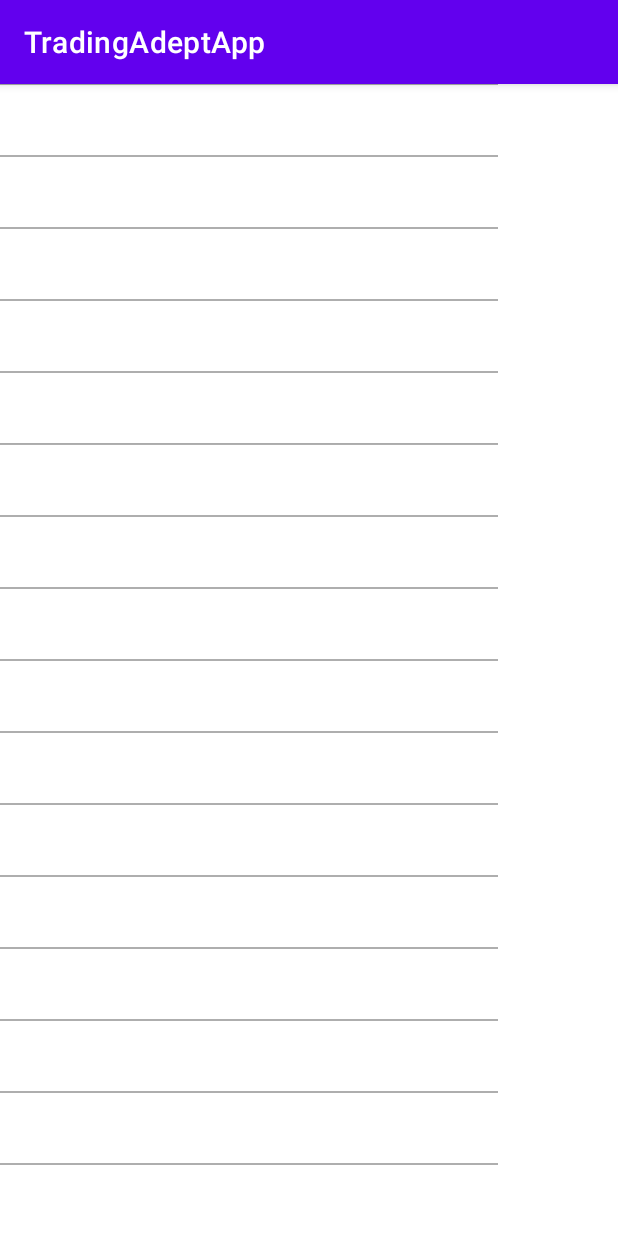
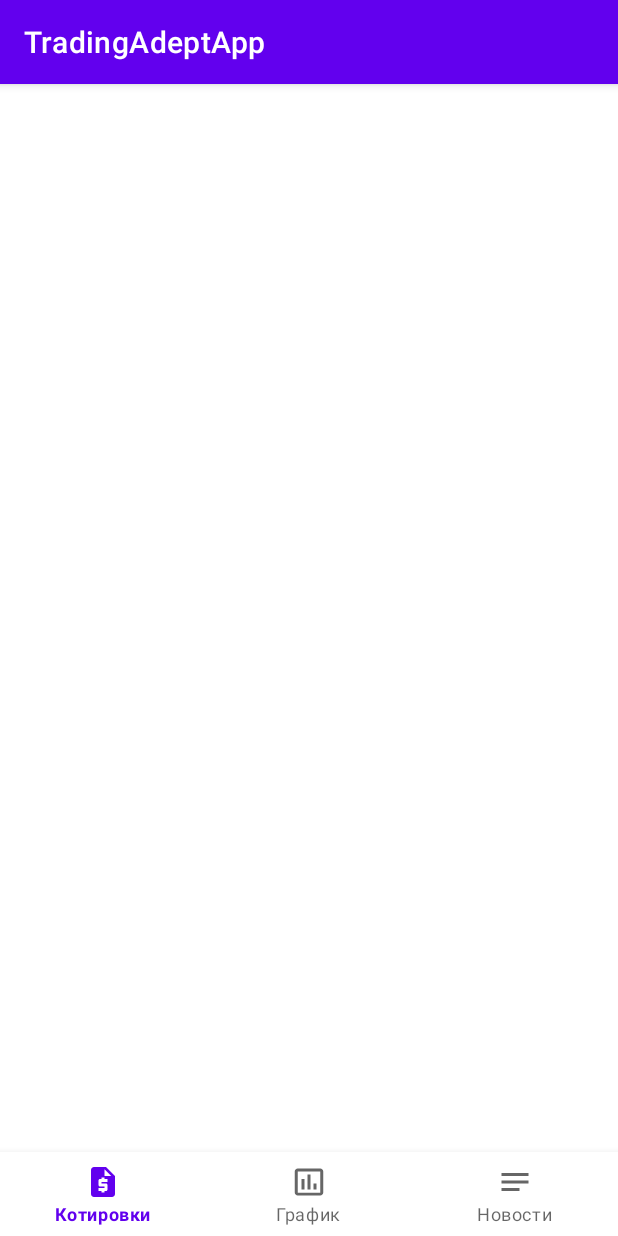
Before and after one commit to alexeyminay/TraidingAdeptApp, an Android app: the screen it shows after launch (MainActivity), on a phone screen of 412 x 824 dp. Run offline under Robolectric (Android 15) with nearby library versions, the phone set to English and light mode, and no system bars.

Commit message:
Добавил меню навигации

```diff
--- a/app/build.gradle
+++ b/app/build.gradle
@@ -37,6 +37,11 @@ android {
 
 dependencies {
     implementation project(":core_ui")
+    implementation project(":core_utils")
+    implementation project(":feature_menu_impl")
+    implementation project(":feature_onboarding_impl")
+    implementation project(":feature_quotes_chart_api")
+    implementation project(":feature_quotes_chart_impl")
 
     testImplementation 'junit:junit:4.13.2'
     androidTestImplementation 'androidx.test.ext:junit:1.1.3'
--- a/app/src/main/java/com/alexey/minay/tradingadeptapp/MainActivity.kt
+++ b/app/src/main/java/com/alexey/minay/tradingadeptapp/MainActivity.kt
@@ -3,10 +3,8 @@ package com.alexey.minay.tradingadeptapp
 import android.os.Bundle
 import androidx.activity.viewModels
 import androidx.appcompat.app.AppCompatActivity
-import androidx.lifecycle.flowWithLifecycle
-import androidx.lifecycle.lifecycleScope
-import kotlinx.coroutines.flow.launchIn
-import kotlinx.coroutines.flow.onEach
+import androidx.fragment.app.commit
+import com.alexey.minay.feature_menu_impl.MenuFragment
 
 class MainActivity : AppCompatActivity() {
 
@@ -15,13 +13,16 @@ class MainActivity : AppCompatActivity() {
     override fun onCreate(savedInstanceState: Bundle?) {
         super.onCreate(savedInstanceState)
         setContentView(R.layout.activity_main)
-        mViewModel.fetch()
-        subscribeToViewModel()
+//        mViewModel.fetch()
+//        subscribeToViewModel()
+        supportFragmentManager.commit {
+            add(R.id.fragmentContainer, MenuFragment.newInstance(), null)
+        }
     }
 
-    private fun subscribeToViewModel() {
-        mViewModel.state.flowWithLifecycle(lifecycle)
-            .onEach { findViewById<QuotesChartView>(R.id.chart).setValue(quotes = it.quotes) }
-            .launchIn(lifecycleScope)
-    }
+//    private fun subscribeToViewModel() {
+//        mViewModel.state.flowWithLifecycle(lifecycle)
+//            .onEach { /*findViewById<QuotesChartView>(R.id.chart).setValue(quotes = it.quotes)*/ }
+//            .launchIn(lifecycleScope)
+//    }
 }
--- a/app/src/main/res/layout/activity_main.xml
+++ b/app/src/main/res/layout/activity_main.xml
@@ -1,18 +1,22 @@
 <?xml version="1.0" encoding="utf-8"?>
 <androidx.constraintlayout.widget.ConstraintLayout xmlns:android="http://schemas.android.com/apk/res/android"
-    xmlns:app="http://schemas.android.com/apk/res-auto"
     xmlns:tools="http://schemas.android.com/tools"
     android:layout_width="match_parent"
     android:layout_height="match_parent"
     tools:context=".MainActivity">
 
-    <com.alexey.minay.tradingadeptapp.QuotesChartView
-        android:id="@+id/chart"
-        android:layout_width="0dp"
-        android:layout_height="0dp"
-        app:layout_constraintBottom_toBottomOf="parent"
-        app:layout_constraintLeft_toLeftOf="parent"
-        app:layout_constraintRight_toRightOf="parent"
-        app:layout_constraintTop_toTopOf="parent" />
+<!--    <com.alexey.minay.tradingadeptapp.QuotesChartView-->
+<!--        android:id="@+id/chart"-->
+<!--        android:layout_width="0dp"-->
+<!--        android:layout_height="0dp"-->
+<!--        app:layout_constraintBottom_toBottomOf="parent"-->
+<!--        app:layout_constraintLeft_toLeftOf="parent"-->
+<!--        app:layout_constraintRight_toRightOf="parent"-->
+<!--        app:layout_constraintTop_toTopOf="parent" />-->
+
+    <androidx.fragment.app.FragmentContainerView
+        android:id="@+id/fragmentContainer"
+        android:layout_width="match_parent"
+        android:layout_height="match_parent"/>
 
 </androidx.constraintlayout.widget.ConstraintLayout>
--- /dev/null
+++ b/core_ui/src/main/res/drawable/ic_chart.xml
@@ -0,0 +1,10 @@
+<vector xmlns:android="http://schemas.android.com/apk/res/android"
+    android:width="24dp"
+    android:height="24dp"
+    android:viewportWidth="24"
+    android:viewportHeight="24"
+    android:tint="?attr/colorControlNormal">
+  <path
+      android:fillColor="@android:color/white"
+      android:pathData="M9,17L7,17v-7h2v7zM13,17h-2L11,7h2v10zM17,17h-2v-4h2v4zM19.5,19.1h-15L4.5,5h15v14.1zM19.5,3h-15c-1.1,0 -2,0.9 -2,2v14c0,1.1 0.9,2 2,2h15c1.1,0 2,-0.9 2,-2L21.5,5c0,-1.1 -0.9,-2 -2,-2z"/>
+</vector>
--- /dev/null
+++ b/core_ui/src/main/res/drawable/ic_news.xml
@@ -0,0 +1,10 @@
+<vector xmlns:android="http://schemas.android.com/apk/res/android"
+    android:width="24dp"
+    android:height="24dp"
+    android:viewportWidth="24"
+    android:viewportHeight="24"
+    android:tint="?attr/colorControlNormal">
+  <path
+      android:fillColor="@android:color/white"
+      android:pathData="M3,18h12v-2L3,16v2zM3,6v2h18L21,6L3,6zM3,13h18v-2L3,11v2z"/>
+</vector>
--- /dev/null
+++ b/core_ui/src/main/res/drawable/ic_quotation.xml
@@ -0,0 +1,10 @@
+<vector xmlns:android="http://schemas.android.com/apk/res/android"
+    android:width="24dp"
+    android:height="24dp"
+    android:viewportWidth="24"
+    android:viewportHeight="24"
+    android:tint="?attr/colorControlNormal">
+  <path
+      android:fillColor="@android:color/white"
+      android:pathData="M14,2H6C4.9,2 4.01,2.9 4.01,4L4,20c0,1.1 0.89,2 1.99,2H18c1.1,0 2,-0.9 2,-2V8L14,2zM15,12h-4v1h3c0.55,0 1,0.45 1,1v3c0,0.55 -0.45,1 -1,1h-1v1h-2v-1H9v-2h4v-1h-3c-0.55,0 -1,-0.45 -1,-1v-3c0,-0.55 0.45,-1 1,-1h1V9h2v1h2V12zM13,8V3.5L17.5,8H13z"/>
+</vector>
--- a/core_ui/src/main/res/values/strings.xml
+++ b/core_ui/src/main/res/values/strings.xml
@@ -1,2 +1,6 @@
 <?xml version="1.0" encoding="utf-8"?>
-<resources></resources>
+<resources>
+    <string name="quotation">Котировки</string>
+    <string name="chart">График</string>
+    <string name="news">Новости</string>
+</resources>
--- a/feature_menu_impl/src/main/java/com/alexey/minay/feature_menu_impl/MenuFragment.kt
+++ b/feature_menu_impl/src/main/java/com/alexey/minay/feature_menu_impl/MenuFragment.kt
@@ -2,5 +2,12 @@ package com.alexey.minay.feature_menu_impl
 
 import androidx.fragment.app.Fragment
 
-class MenuFragment: Fragment() {
+class MenuFragment : Fragment(R.layout.fragment_menu) {
+
+    companion object {
+
+        fun newInstance() = MenuFragment()
+
+    }
+
 }
--- a/feature_menu_impl/src/main/res/layout/fragment_menu.xml
+++ b/feature_menu_impl/src/main/res/layout/fragment_menu.xml
@@ -1,6 +1,25 @@
 <?xml version="1.0" encoding="utf-8"?>
 <androidx.constraintlayout.widget.ConstraintLayout xmlns:android="http://schemas.android.com/apk/res/android"
+    xmlns:app="http://schemas.android.com/apk/res-auto"
     android:layout_width="match_parent"
     android:layout_height="match_parent">
 
+    <FrameLayout
+        android:id="@+id/fragmentContainer"
+        android:layout_width="0dp"
+        android:layout_height="0dp"
+        app:layout_constraintBottom_toTopOf="@id/menu"
+        app:layout_constraintEnd_toEndOf="parent"
+        app:layout_constraintStart_toStartOf="parent"
+        app:layout_constraintTop_toTopOf="parent" />
+
+    <com.google.android.material.bottomnavigation.BottomNavigationView
+        android:id="@+id/menu"
+        android:layout_width="0dp"
+        android:layout_height="wrap_content"
+        app:layout_constraintBottom_toBottomOf="parent"
+        app:layout_constraintEnd_toEndOf="parent"
+        app:layout_constraintStart_toStartOf="parent"
+        app:menu="@menu/menu_menu" />
+
 </androidx.constraintlayout.widget.ConstraintLayout>
--- a/feature_menu_impl/src/main/res/menu/menu_menu.xml
+++ b/feature_menu_impl/src/main/res/menu/menu_menu.xml
@@ -1,4 +1,19 @@
 <?xml version="1.0" encoding="utf-8"?>
 <menu xmlns:android="http://schemas.android.com/apk/res/android">
 
+    <item
+        android:id="@+id/quotation"
+        android:icon="@drawable/ic_quotation"
+        android:title="@string/quotation" />
+
+    <item
+        android:id="@+id/chart"
+        android:icon="@drawable/ic_chart"
+        android:title="@string/chart" />
+
+    <item
+        android:id="@+id/news"
+        android:icon="@drawable/ic_news"
+        android:title="@string/news" />
+
 </menu>
```
